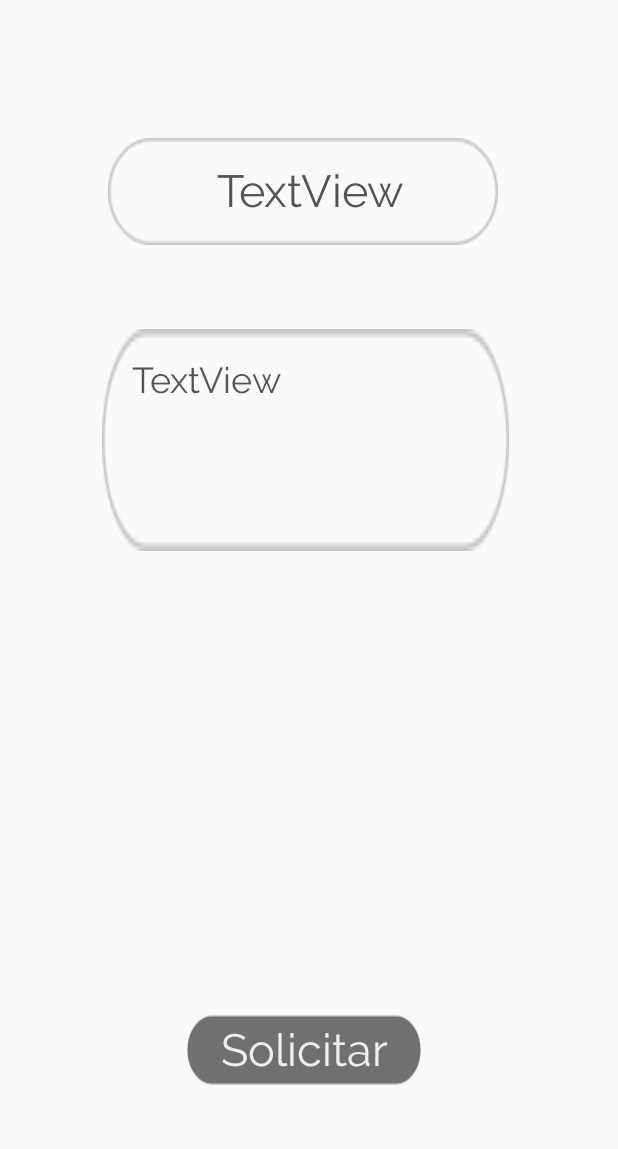
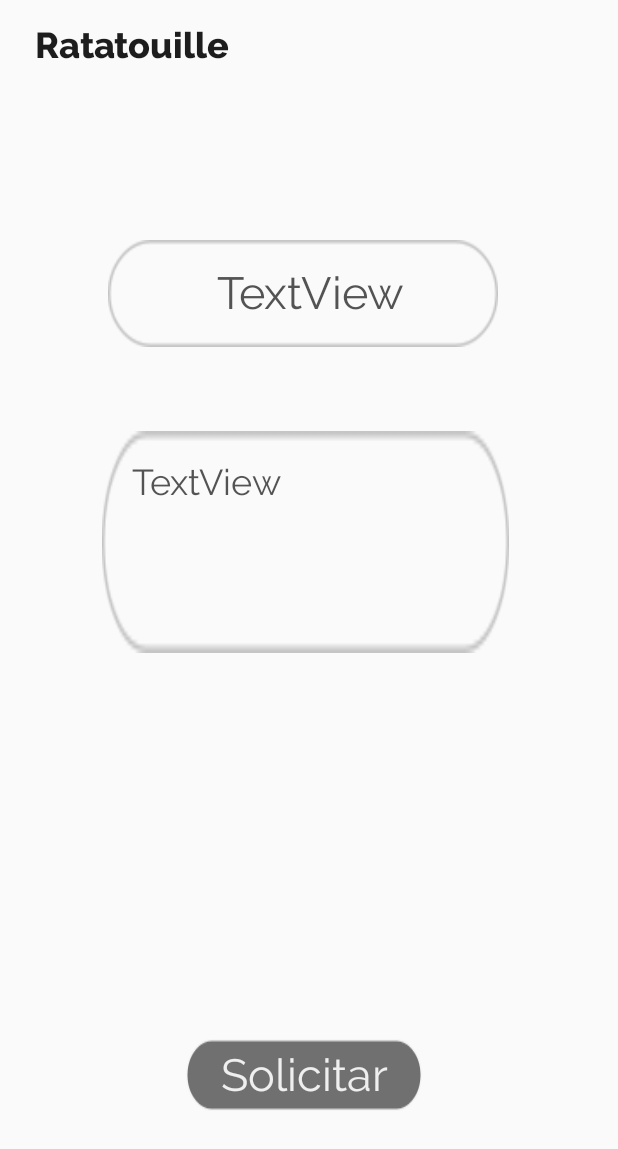
Before and after one commit to abelsantiagocortes/Ratatouille-Dev, an Android app: the ChefProfile screen opened directly, with no data from a screen before it, on a phone screen of 412 x 824 dp. Shown: the top 1149 px of the screen. Run offline under Robolectric (Android 15) with nearby library versions, the phone set to English and light mode, and no system bars; our stand-ins replace Firebase (no records; nobody signed in at launch, a user with empty details on screens opened directly).

Commit message:
Names Updated Tests Done

```diff
--- a/app/src/main/java/com/example/ratatouille/ChefActivity.java
+++ b/app/src/main/java/com/example/ratatouille/ChefActivity.java
@@ -208,12 +208,6 @@ public class ChefActivity extends AppCompatActivity {
 
     @Override
     public void onBackPressed() {
-        try{
-            registerAuth.signOut();
-        }catch (Exception e){
 
-        }finally {
-            super.onBackPressed();
-        }
     }
 }
--- a/app/src/main/java/com/example/ratatouille/Home.java
+++ b/app/src/main/java/com/example/ratatouille/Home.java
@@ -213,4 +213,5 @@ public class Home extends AppCompatActivity {
                 break;
         }
     }
+
 }
--- a/app/src/main/java/com/example/ratatouille/UserClient.java
+++ b/app/src/main/java/com/example/ratatouille/UserClient.java
@@ -3,7 +3,7 @@ package com.example.ratatouille;
 import java.util.ArrayList;
 import java.util.List;
 
-class UserClient {
+public class UserClient {
 
     String name;
     int age;
--- a/app/src/main/res/layout/activity_chef_profile.xml
+++ b/app/src/main/res/layout/activity_chef_profile.xml
@@ -7,12 +7,32 @@
     tools:context=".ChefProfile">
 
     <TextView
+        android:id="@+id/txt_sub_forgot5"
+        android:layout_width="206dp"
+        android:layout_height="39dp"
+        android:layout_marginStart="23dp"
+        android:layout_marginTop="16dp"
+        android:layout_marginEnd="164dp"
+        android:background="@null"
+        android:ems="10"
+        android:fontFamily="@font/raleway_extrabold"
+        android:inputType="textPersonName"
+        android:text="@string/app_name"
+        android:textAlignment="viewStart"
+        android:textColor="#E2000000"
+        android:textSize="24sp"
+        app:layout_constraintEnd_toEndOf="parent"
+        app:layout_constraintHorizontal_bias="0.0"
+        app:layout_constraintStart_toStartOf="parent"
+        app:layout_constraintTop_toTopOf="parent" />
+
+    <TextView
         android:id="@+id/nameChef"
         style="@style/btn_txt_black_background_white"
         android:layout_width="260dp"
         android:layout_height="71dp"
         android:layout_marginStart="72dp"
-        android:layout_marginTop="92dp"
+        android:layout_marginTop="160dp"
         android:gravity="center|center_horizontal|center_vertical"
         android:paddingStart="10dp"
         android:text="TextView"
```
Also changed, not shown: app/src/main/java/com/example/ratatouille/adapters/SolicitudAdapter.java (+40 -1 lines).
